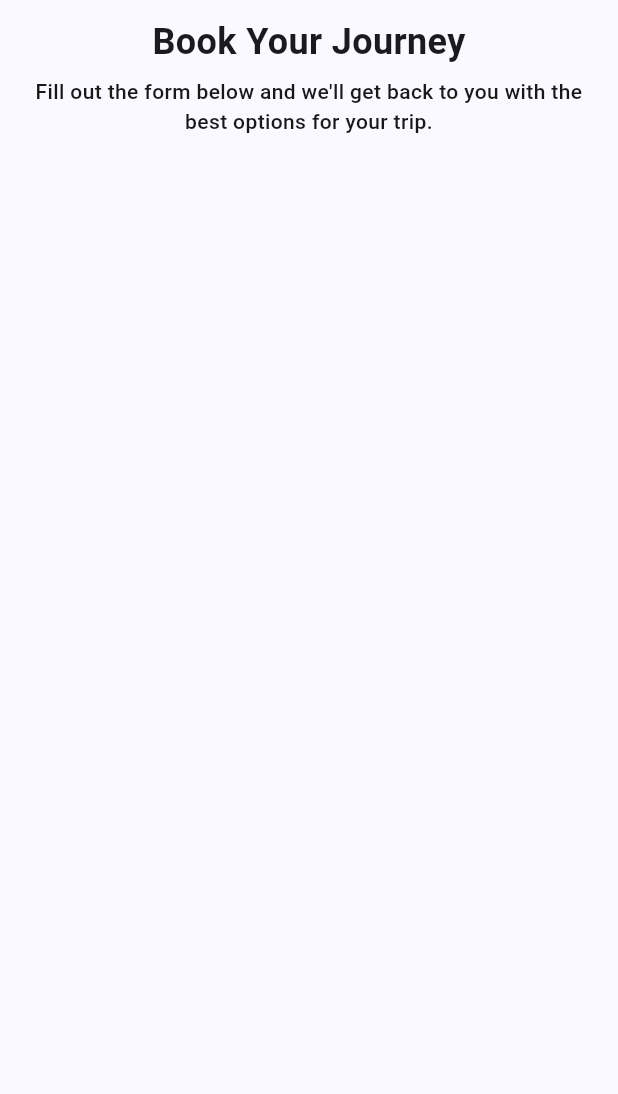
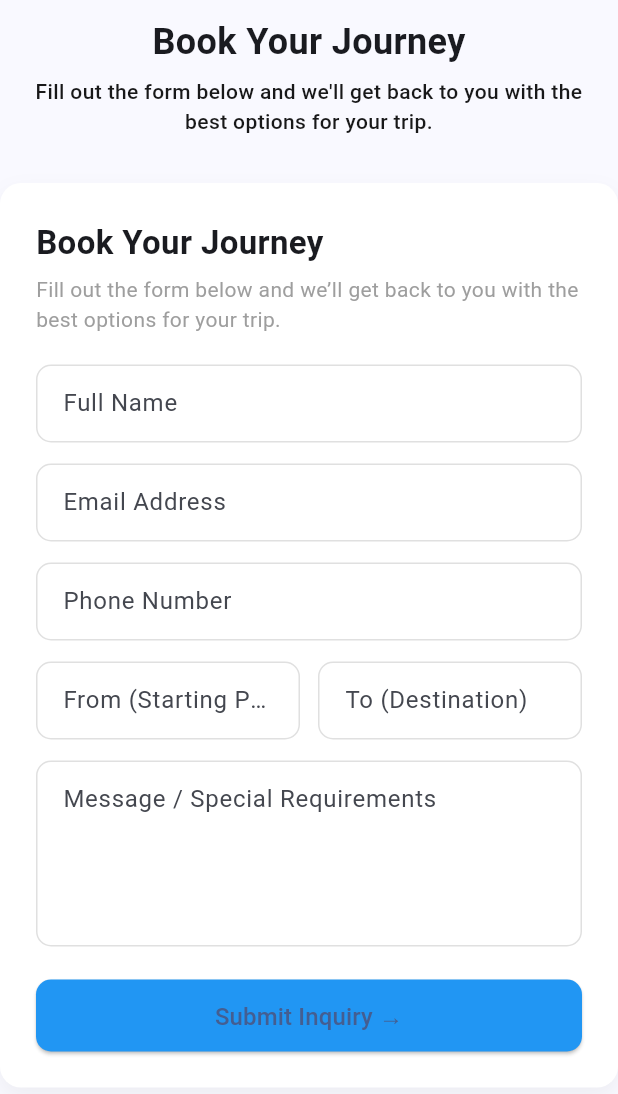
Before and after one commit to Mks30d/TannuTourAndTravels, a Flutter app: the BookYourJourney widget shown alone on an empty page, opened directly, on a phone screen of 412 x 824 dp. Shown: the top 1094 px of the screen. Run offline on Flutter 3.47's test engine with Material 3 defaults, Android fonts, the light colour scheme and no system bars.

Commit message:
inital form

```diff
--- /dev/null
+++ b/lib/sections/book_journey_form.dart
@@ -0,0 +1,219 @@
+import 'package:flutter/material.dart';
+
+class BookJourneyForm extends StatefulWidget {
+  const BookJourneyForm({super.key});
+
+  @override
+  State<BookJourneyForm> createState() => _BookJourneyFormState();
+}
+
+class _BookJourneyFormState extends State<BookJourneyForm> {
+  final _formKey = GlobalKey<FormState>();
+
+  final _nameController = TextEditingController();
+  final _emailController = TextEditingController();
+  final _phoneController = TextEditingController();
+  final _fromController = TextEditingController();
+  final _toController = TextEditingController();
+  final _messageController = TextEditingController();
+
+  @override
+  void dispose() {
+    _nameController.dispose();
+    _emailController.dispose();
+    _phoneController.dispose();
+    _fromController.dispose();
+    _toController.dispose();
+    _messageController.dispose();
+    super.dispose();
+  }
+
+  InputDecoration _inputDecoration(String hint) {
+    return InputDecoration(
+      hintText: hint,
+      filled: true,
+      fillColor: Colors.white,
+      border: OutlineInputBorder(
+        borderRadius: BorderRadius.circular(10),
+        borderSide: BorderSide(color: Colors.grey.shade300),
+      ),
+      enabledBorder: OutlineInputBorder(
+        borderRadius: BorderRadius.circular(10),
+        borderSide: BorderSide(color: Colors.grey.shade300),
+      ),
+      focusedBorder: OutlineInputBorder(
+        borderRadius: BorderRadius.circular(10),
+        borderSide: const BorderSide(color: Colors.blue),
+      ),
+      errorBorder: OutlineInputBorder(
+        borderRadius: BorderRadius.circular(10),
+        borderSide: const BorderSide(color: Colors.red),
+      ),
+      contentPadding: const EdgeInsets.symmetric(horizontal: 14, vertical: 14),
+    );
+  }
+
+  void _submitForm() {
+    if (_formKey.currentState!.validate()) {
+      _formKey.currentState!.reset();
+      // ✅ All validations passed
+      ScaffoldMessenger.of(context).showSnackBar(
+        const SnackBar(content: Text('Inquiry submitted successfully')),
+      );
+    }
+  }
+
+  @override
+  Widget build(BuildContext context) {
+    return Center(
+      child: Container(
+        width: 450,
+        padding: const EdgeInsets.all(24),
+        decoration: BoxDecoration(
+          color: Colors.white,
+          borderRadius: BorderRadius.circular(14),
+          boxShadow: [
+            BoxShadow(
+              color: Colors.black.withValues(alpha: 0.05),
+              blurRadius: 12,
+              offset: const Offset(0, 6),
+            ),
+          ],
+        ),
+        child: Form(
+          key: _formKey,
+          child: Column(
+            crossAxisAlignment: CrossAxisAlignment.start,
+            children: [
+              const Text(
+                'Book Your Journey',
+                style: TextStyle(fontSize: 22, fontWeight: FontWeight.bold),
+              ),
+              const SizedBox(height: 6),
+              const Text(
+                'Fill out the form below and we’ll get back to you with the best options for your trip.',
+                style: TextStyle(color: Colors.grey),
+              ),
+              const SizedBox(height: 20),
+
+              /// Full Name
+              TextFormField(
+                controller: _nameController,
+                decoration: _inputDecoration('Full Name'),
+                validator: (value) {
+                  if (value == null || value.trim().isEmpty) {
+                    return 'Full name is required';
+                  }
+                  if (value.trim().length < 3) {
+                    return 'Name must be at least 3 characters';
+                  }
+                  return null;
+                },
+              ),
+              const SizedBox(height: 14),
+
+              /// Email
+              TextFormField(
+                controller: _emailController,
+                keyboardType: TextInputType.emailAddress,
+                decoration: _inputDecoration('Email Address'),
+                validator: (value) {
+                  if (value == null || value.trim().isEmpty) {
+                    return 'Email is required';
+                  }
+                  if (!RegExp(r'^[^@]+@[^@]+\.[^@]+').hasMatch(value)) {
+                    return 'Enter a valid email';
+                  }
+                  return null;
+                },
+              ),
+              const SizedBox(height: 14),
+
+              /// Phone
+              TextFormField(
+                controller: _phoneController,
+                keyboardType: TextInputType.phone,
+                decoration: _inputDecoration('Phone Number'),
+                validator: (value) {
+                  if (value == null || value.trim().isEmpty) {
+                    return 'Phone number is required';
+                  }
+                  if (!RegExp(r'^[0-9]{10,15}$').hasMatch(value)) {
+                    return 'Enter a valid phone number';
+                  }
+                  return null;
+                },
+              ),
+              const SizedBox(height: 14),
+
+              /// From & To
+              Row(
+                children: [
+                  Expanded(
+                    child: TextFormField(
+                      controller: _fromController,
+                      decoration: _inputDecoration('From (Starting Point)'),
+                      validator: (value) {
+                        if (value == null || value.trim().isEmpty) {
+                          return 'Starting point required';
+                        }
+                        return null;
+                      },
+                    ),
+                  ),
+                  const SizedBox(width: 12),
+                  Expanded(
+                    child: TextFormField(
+                      controller: _toController,
+                      decoration: _inputDecoration('To (Destination)'),
+                      validator: (value) {
+                        if (value == null || value.trim().isEmpty) {
+                          return 'Destination required';
+                        }
+                        return null;
+                      },
+                    ),
+                  ),
+                ],
+              ),
+              const SizedBox(height: 14),
+
+              /// Message
+              TextFormField(
+                controller: _messageController,
+                maxLines: 4,
+                decoration: _inputDecoration('Message / Special Requirements'),
+                validator: (value) {
+                  if (value != null && value.isNotEmpty && value.length < 10) {
+                    return 'Message should be at least 10 characters';
+                  }
+                  return null;
+                },
+              ),
+              const SizedBox(height: 22),
+
+              /// Submit Button
+              SizedBox(
+                width: double.infinity,
+                height: 48,
+                child: ElevatedButton(
+                  onPressed: _submitForm,
+                  style: ElevatedButton.styleFrom(
+                    backgroundColor: Colors.blue,
+                    shape: RoundedRectangleBorder(
+                      borderRadius: BorderRadius.circular(10),
+                    ),
+                  ),
+                  child: const Text(
+                    'Submit Inquiry →',
+                    style: TextStyle(fontSize: 16),
+                  ),
+                ),
+              ),
+            ],
+          ),
+        ),
+      ),
+    );
+  }
+}
--- a/lib/sections/book_your_journey.dart
+++ b/lib/sections/book_your_journey.dart
@@ -1,4 +1,5 @@
 import 'package:flutter/material.dart';
+import 'package:tannu_tour_and_travels/sections/book_journey_form.dart';
 import 'package:tannu_tour_and_travels/utils/devices_breakpoints.dart';
 import 'package:tannu_tour_and_travels/widgets/my_subtitle.dart';
 import 'package:tannu_tour_and_travels/widgets/my_title.dart';
@@ -30,10 +31,7 @@ class BookYourJourney extends StatelessWidget {
               ),
               child: Column(
                 children: [
-                  MyTitle(
-                    title: "Book Your Journey",
-                    fontSize: titleFontSize,
-                  ),
+                  MyTitle(title: "Book Your Journey", fontSize: titleFontSize),
                   SizedBox(height: 6),
                   MySubtitle(
                     title:
@@ -46,6 +44,8 @@ class BookYourJourney extends StatelessWidget {
 
             SizedBox(height: sectionSpacing),
 
+            BookJourneyForm(),
+
             SizedBox(height: 22),
           ],
         );
```
